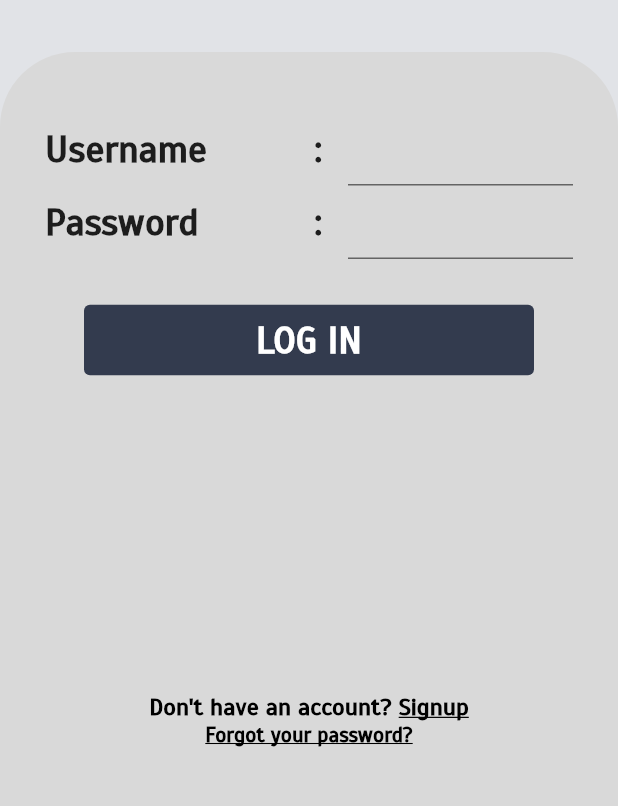
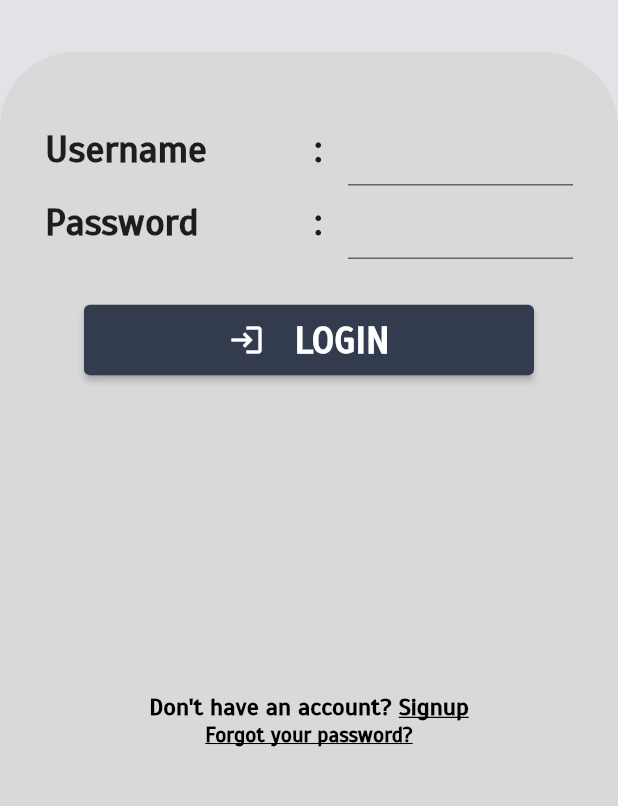
Before and after one commit to SRJ2910/LaundryApp, a Flutter app: the screen it shows after launch, on a phone screen of 412 x 824 dp, the part 413-1219 px from its top. Run offline on Flutter 3.47's test engine with Material 2 defaults, Android fonts, the phone set to English and light mode, and no system bars.

Commit message:
custom button added

```diff
--- a/laundry_app/lib/screens/login_screen.dart
+++ b/laundry_app/lib/screens/login_screen.dart
@@ -1,5 +1,6 @@
 import 'package:flutter/material.dart';
 import 'package:laundry_app/constants.dart';
+import 'package:laundry_app/widget/custom_button.dart';
 import 'package:laundry_app/widget/custom_textfield.dart';
 
 class LoginScreen extends StatefulWidget {
@@ -62,18 +63,12 @@ class _LoginScreenState extends State<LoginScreen> {
                         const SizedBox(
                           height: 30,
                         ),
-                        TextButton(
-                          style: ButtonStyle(
-                              backgroundColor:
-                                  MaterialStateProperty.all<Color>(kDarkColor),
-                              fixedSize: MaterialStateProperty.all<Size?>(
-                                  const Size.fromWidth(300))),
-                          onPressed: null,
-                          child: Text(
-                            "LOG IN",
-                            style: kFieldTextDecoration.copyWith(
-                                color: Colors.white),
-                          ),
+                        CustomButton(
+                          text: "LOGIN",
+                          onpressed: () {
+                            print("login");
+                          },
+                          icon: Icons.login,
                         ),
                         const Spacer(),
                         DefaultTextStyle(
@@ -92,6 +87,9 @@ class _LoginScreenState extends State<LoginScreen> {
                                         textScaleFactor: 0.8,
                                       )),
                                       GestureDetector(
+                                        onTap: () {
+                                          print("signup");
+                                        },
                                         child: const Text(
                                           "Signup",
                                           textScaleFactor: 0.8,
@@ -105,7 +103,7 @@ class _LoginScreenState extends State<LoginScreen> {
                                 ),
                                 GestureDetector(
                                     onTap: () {
-                                      print("object");
+                                      print("password forgot");
                                     },
                                     child: const Text(
                                       "Forgot your password?",
--- /dev/null
+++ b/laundry_app/lib/widget/custom_button.dart
@@ -0,0 +1,48 @@
+import 'package:flutter/material.dart';
+import 'package:laundry_app/constants.dart';
+
+class CustomButton extends StatefulWidget {
+  final String text;
+  final VoidCallback onpressed;
+  final IconData? icon;
+
+  CustomButton(
+      {Key? key, required this.text, required this.onpressed, this.icon})
+      : super(key: key);
+
+  @override
+  State<CustomButton> createState() => _CustomButtonState();
+}
+
+class _CustomButtonState extends State<CustomButton> {
+  @override
+  Widget build(BuildContext context) {
+    return ElevatedButton(
+      onPressed: widget.onpressed,
+      style: ButtonStyle(
+          backgroundColor: MaterialStateProperty.all<Color>(kDarkColor),
+          fixedSize:
+              MaterialStateProperty.all<Size?>(const Size.fromWidth(300))),
+      child: Padding(
+        padding: const EdgeInsets.all(8.0),
+        child: Row(
+          mainAxisAlignment: MainAxisAlignment.center,
+          children: [
+            widget.icon != null
+                ? Row(
+                    children: [
+                      Icon(widget.icon),
+                      const SizedBox(
+                        width: 20,
+                      ),
+                    ],
+                  )
+                : SizedBox(),
+            Text(widget.text,
+                style: kFieldTextDecoration.copyWith(color: Colors.white)),
+          ],
+        ),
+      ),
+    );
+  }
+}
```
